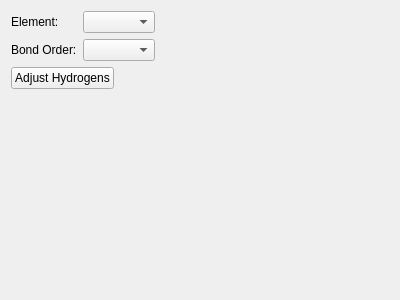
First picture: the form in avogadro/qtplugins/editor/editortoolwidget.ui, repository OpenChemistry/avogadrolibs, before the edit.
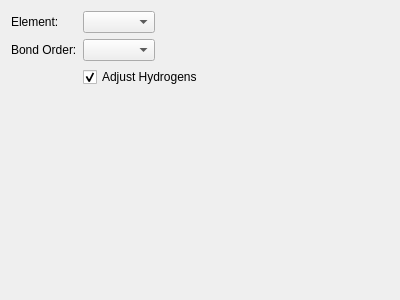
Second picture: the form after the edit.

Commit message:
Automatically adjust valence when editing - warning, currently buggy
Requires moving hydrogen tools to the QtGui namespace
Now directly operates on RWMolecule

Patch:
```diff
--- a/avogadro/qtplugins/editor/editortoolwidget.ui
+++ b/avogadro/qtplugins/editor/editortoolwidget.ui
@@ -37,25 +37,15 @@
    <item row="1" column="1">
     <widget class="QComboBox" name="bondOrder"/>
    </item>
-   <item row="2" column="0" colspan="2">
-    <layout class="QHBoxLayout" name="horizontalLayout">
-     <property name="sizeConstraint">
-      <enum>QLayout::SetDefaultConstraint</enum>
-     </property>
-     <item>
-      <widget class="QPushButton" name="pushFixHydrogens">
-       <property name="sizePolicy">
-        <sizepolicy hsizetype="Maximum" vsizetype="Fixed">
-         <horstretch>0</horstretch>
-         <verstretch>0</verstretch>
-        </sizepolicy>
-       </property>
+   <item row="2" column="1">
+    <widget class="QCheckBox" name="adjustHydrogens">
        <property name="text">
         <string>Adjust Hydrogens</string>
        </property>
-      </widget>
-     </item>
-    </layout>
+     <property name="checked">
+      <bool>true</bool>
+     </property>
+    </widget>
    </item>
   </layout>
  </widget>
```
Lines whose indentation alone changed are shown as unchanged. The commit also changes 9 other files.
